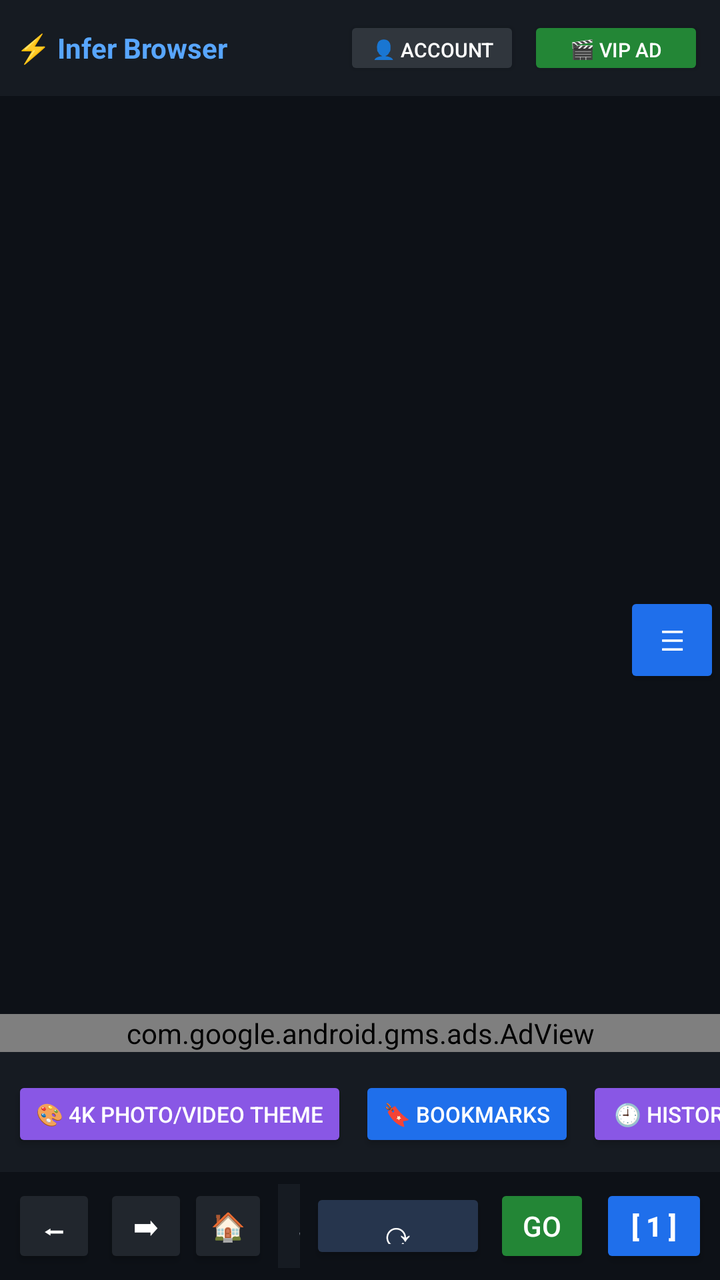
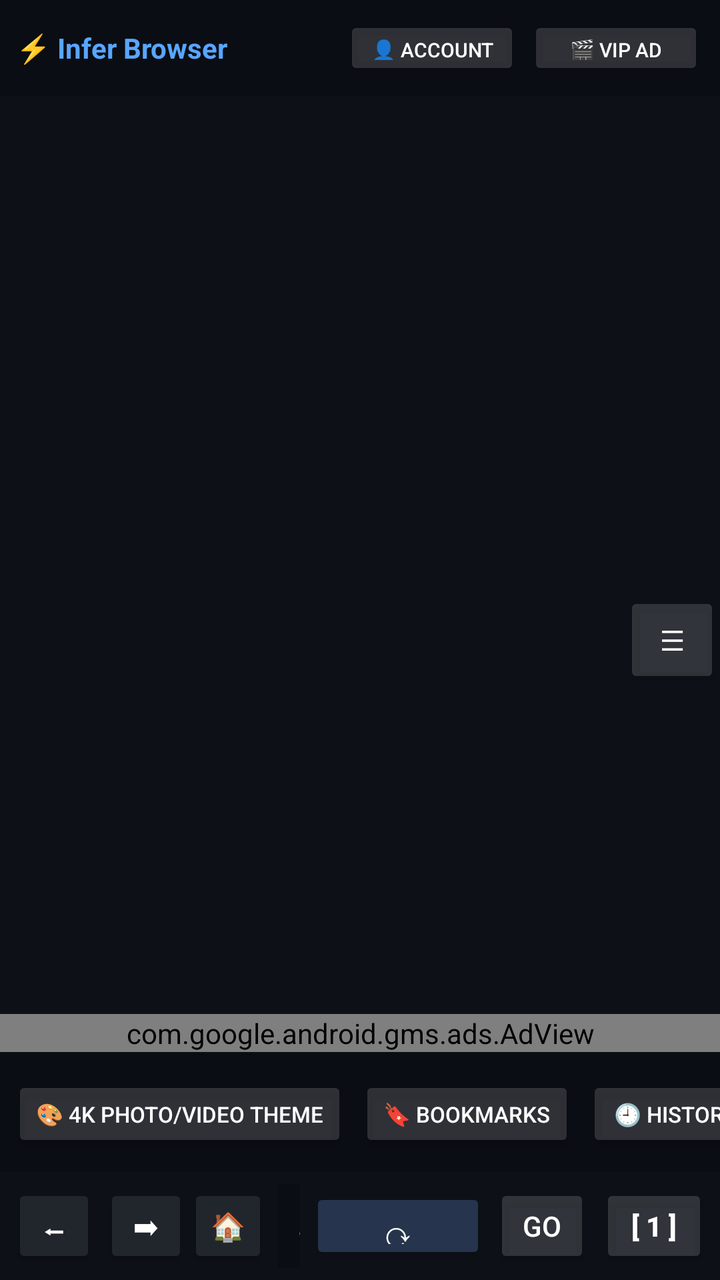

Compare the two renders of this Android layout. The source of the first and the diff that turns it into the second are given below.
<!-- AndroidManifest.xml: application theme Theme.AppCompat.DayNight.NoActionBar -->
<!-- res/layout/activity_main.xml -->
<FrameLayout xmlns:android="http://schemas.android.com/apk/res/android"
    xmlns:ads="http://schemas.android.com/apk/res-auto"
    android:layout_width="match_parent"
    android:layout_height="match_parent">
<LinearLayout
    android:id="@+id/browserRoot"
    android:layout_width="match_parent"
    android:layout_height="match_parent"
    android:orientation="vertical"
    android:background="#0D1117">

    

    <LinearLayout
        android:id="@+id/topBar"
        android:layout_width="match_parent"
        android:layout_height="wrap_content"
        android:background="#161B22"
        android:padding="8dp"
        android:gravity="center_vertical">
        <TextView
            android:id="@+id/tvBrand"
            android:layout_width="0dp"
            android:layout_height="wrap_content"
            android:layout_weight="1"
            android:text="⚡ Infer Browser"
            android:textColor="#58A6FF"
            android:textStyle="bold"
            android:textSize="14sp" />
        <Button
            android:id="@+id/btnAdminPanel"
            android:layout_width="wrap_content"
            android:layout_height="32dp"
            android:text="⚙️ Admin"
            android:textSize="10sp"
            android:textColor="#161B22"
            android:backgroundTint="#D4AF37"
            android:layout_marginEnd="4dp"
            android:visibility="gone" />
        <Button
            android:id="@+id/btnLogin"
            android:layout_width="wrap_content"
            android:layout_height="32dp"
            android:text="👤 Account"
            android:textSize="10sp"
            android:textColor="#FFFFFF"
            android:backgroundTint="#30363D"
            android:layout_marginEnd="4dp" />
        <Button
            android:id="@+id/btnVipAd"
            android:layout_width="wrap_content"
            android:layout_height="32dp"
            android:text="🎬 VIP Ad"
            android:textSize="10sp"
            android:textColor="#FFFFFF"
            android:backgroundTint="#238636" />
    </LinearLayout>

    <LinearLayout
        android:id="@+id/miniPlayerBar"
        android:layout_width="match_parent"
        android:layout_height="wrap_content"
        android:background="@drawable/novax_glass_surface"
        android:padding="7dp"
        android:layout_margin="6dp"
        android:gravity="center_vertical"
        android:elevation="8dp"
        android:visibility="gone">
        <TextView
            android:id="@+id/tvMiniPlayerTitle"
            android:layout_width="0dp"
            android:layout_height="wrap_content"
            android:layout_weight="1"
            android:text="🎵 Playing in Background..."
            android:textColor="#FFFFFF"
            android:textSize="12sp"
            android:singleLine="true"
            android:ellipsize="marquee"
            android:textStyle="bold" />
        <Button
            android:id="@+id/btnMiniPrevious"
            android:layout_width="36dp"
            android:layout_height="32dp"
            android:text="⏪"
            android:backgroundTint="#55FFFFFF"
            android:textColor="#FFFFFF" />
        <Button
            android:id="@+id/btnMiniNext"
            android:layout_width="36dp"
            android:layout_height="32dp"
            android:layout_marginStart="2dp"
            android:text="⏩"
            android:backgroundTint="#55FFFFFF"
            android:textColor="#FFFFFF" />
        <Button
            android:id="@+id/btnMiniPlayPause"
            android:layout_width="68dp"
            android:layout_height="32dp"
            android:text="⏯️ Play"
            android:textSize="10sp"
            android:backgroundTint="#55FFFFFF"
            android:textColor="#FFFFFF" />
        <Button
            android:id="@+id/btnMiniClose"
            android:layout_width="36dp"
            android:layout_height="32dp"
            android:layout_marginStart="4dp"
            android:text="✖"
            android:textSize="10sp"
            android:backgroundTint="#66DA3633"
            android:textColor="#FFFFFF" />
    </LinearLayout>

    <ProgressBar
        android:id="@+id/progressBar"
        style="?android:attr/progressBarStyleHorizontal"
        android:layout_width="match_parent"
        android:layout_height="3dp"
        android:visibility="gone" />

    <FrameLayout
        android:id="@+id/webContainer"
        android:layout_width="match_parent"
        android:layout_height="0dp"
        android:layout_weight="1" />

    <com.google.android.gms.ads.AdView
        android:id="@+id/adView"
        android:layout_width="match_parent"
        android:layout_height="wrap_content"
        android:background="#0D1117"
        ads:adSize="BANNER"
        ads:adUnitId="ca-app-pub-3940256099942544/6300978111" />

    <HorizontalScrollView
        android:layout_width="match_parent"
        android:layout_height="wrap_content"
        android:background="#161B22"
        android:scrollbars="none">
        <LinearLayout
            android:layout_width="wrap_content"
            android:layout_height="wrap_content"
            android:orientation="horizontal"
            android:padding="6dp">
            <Button
                android:id="@+id/btnWallpaper"
                android:layout_width="wrap_content"
                android:layout_height="38dp"
                android:text="🎨 4K Photo/Video Theme"
                android:textSize="11sp"
                android:layout_marginEnd="6dp"
                android:backgroundTint="#8957E5"
                android:textColor="#FFFFFF" />
            <Button
                android:id="@+id/btnBookmarks"
                android:layout_width="wrap_content"
                android:layout_height="38dp"
                android:text="🔖 Bookmarks"
                android:textSize="11sp"
                android:layout_marginEnd="6dp"
                android:backgroundTint="#1F6FEB"
                android:textColor="#FFFFFF" />
            <Button
                android:id="@+id/btnHistory"
                android:layout_width="wrap_content"
                android:layout_height="38dp"
                android:text="🕘 History"
                android:textSize="11sp"
                android:layout_marginEnd="6dp"
                android:backgroundTint="#8957E5"
                android:textColor="#FFFFFF" />
            <Button
                android:id="@+id/btnQuickLinks"
                android:layout_width="wrap_content"
                android:layout_height="38dp"
                android:text="🌐 Links"
                android:textSize="11sp"
                android:layout_marginEnd="6dp" />
            <Button
                android:id="@+id/btnClearData"
                android:layout_width="wrap_content"
                android:layout_height="38dp"
                android:text="🗑 Clear"
                android:textSize="11sp"
                android:layout_marginEnd="6dp" />
            <Button
                android:id="@+id/btnDownloads"
                android:layout_width="wrap_content"
                android:layout_height="38dp"
                android:text="📥 Downloads"
                android:textSize="11sp"
                android:layout_marginEnd="6dp" />
            <Button
                android:id="@+id/btnSettings"
                android:layout_width="wrap_content"
                android:layout_height="38dp"
                android:text="⚙ Settings"
                android:textSize="11sp"
                android:layout_marginEnd="6dp" />
        <Button
            android:id="@+id/btnDesktopMode"
            android:layout_width="wrap_content"
            android:layout_height="wrap_content"
            android:text="Desktop Mode" />
        <Button
            android:id="@+id/btnWebsiteTools"
            android:layout_width="wrap_content"
            android:layout_height="wrap_content"
            android:text="Website Tools" />
        <Button
            android:id="@+id/btnSharePage"
            android:layout_width="wrap_content"
            android:layout_height="wrap_content"
            android:text="Share Page" />
        <Button
            android:id="@+id/btnQrScanner"
            android:layout_width="wrap_content"
            android:layout_height="wrap_content"
            android:text="QR Scanner" />
        <Button
            android:id="@+id/btnRestoreSession"
            android:layout_width="wrap_content"
            android:layout_height="wrap_content"
            android:text="Restore Session" />
        <Button
            android:layout_width="wrap_content"
            android:layout_height="wrap_content"
            android:text="Read Aloud" />
        <Button
            android:id="@+id/btnFindPage"
            android:layout_width="wrap_content"
            android:layout_height="wrap_content"
            android:text="Find in Page" />
        <Button
            android:id="@+id/btnReadingMode"
            android:layout_width="wrap_content"
            android:layout_height="wrap_content"
            android:text="Reading Mode" />
        <Button
            android:id="@+id/btnSearchEngine"
            android:layout_width="wrap_content"
            android:layout_height="wrap_content"
            android:text="Search Engine" />


            <Button
                android:id="@+id/btnIncognito"
                android:layout_width="wrap_content"
                android:layout_height="38dp"
                android:text="🕵 Private"
                android:textSize="11sp"
                android:layout_marginEnd="6dp" />
            <Button
                android:id="@+id/btnPinAudio"
                android:layout_width="wrap_content"
                android:layout_height="38dp"
                android:text="📌 Pin Audio"
                android:textSize="11sp"
                android:layout_marginEnd="6dp"
                android:backgroundTint="#21262D"
                android:textColor="#C9D1D9" />
        </LinearLayout>
    </HorizontalScrollView>

    <LinearLayout
        android:layout_width="match_parent"
        android:layout_height="wrap_content"
        android:background="#0D1117"
        android:padding="6dp"
        android:gravity="center_vertical">
        <Button
            android:id="@+id/btnBack"
            android:layout_width="42dp"
            android:layout_height="42dp"
            android:text="⬅"
            android:contentDescription="Back"
            android:backgroundTint="#21262D"
            android:textColor="#FFFFFF" />
        <Button
            android:id="@+id/btnForward"
            android:layout_width="42dp"
            android:layout_height="42dp"
            android:layout_marginStart="4dp"
            android:text="➡"
            android:contentDescription="Forward"
            android:backgroundTint="#21262D"
            android:textColor="#FFFFFF" />
        <Button
            android:id="@+id/btnHome"
            android:layout_width="40dp"
            android:layout_height="42dp"
            android:text="🏠"
            android:backgroundTint="#21262D"
            android:textColor="#FFFFFF" />
        <EditText
            android:id="@+id/etUrl"
            android:layout_width="0dp"
            android:layout_height="42dp"
            android:layout_weight="1"
            android:layout_marginStart="5dp"
            android:layout_marginEnd="5dp"
            android:background="#161B22"
            android:hint="Search URL..."
            android:textColorHint="#8B949E"
            android:textColor="#FFFFFF"
            android:paddingStart="10dp"
            android:singleLine="true"
            android:inputType="textUri" />
        <Button
                android:id="@+id/btnRefresh"
                android:layout_width="wrap_content"
                android:layout_height="38dp"
                android:text="⟳"
                android:textSize="18sp"
                android:layout_marginEnd="4dp"
                android:backgroundTint="#26354D"
                android:textColor="#FFFFFF" />
            <Button
            android:id="@+id/btnGo"
            android:layout_width="48dp"
            android:layout_height="42dp"
            android:text="GO"
            android:backgroundTint="#238636"
            android:textColor="#FFFFFF" />
        <Button
            android:id="@+id/btnTabs"
            android:layout_width="54dp"
            android:layout_height="42dp"
            android:layout_marginStart="5dp"
            android:text="[ 1 ]"
            android:textStyle="bold"
            android:backgroundTint="#1F6FEB"
            android:textColor="#FFFFFF" />
    </LinearLayout>

</LinearLayout>
<Button
        android:id="@+id/btnUiToggle"
        android:layout_width="48dp"
        android:layout_height="48dp"
        android:text="☰"
        android:contentDescription="Toggle browser bars"
        android:layout_gravity="end|center_vertical"
        android:elevation="16dp"
        android:backgroundTint="#1F6FEB"
        android:textColor="#FFFFFF" />
</FrameLayout>
<!-- resources referenced by this layout -->
<resources>
  <!-- drawable novax_glass_surface (drawable) -->
  <?xml version="1.0" encoding="utf-8"?>
  <shape xmlns:android="http://schemas.android.com/apk/res/android">
      <solid android:color="#CC202633" />
      <corners android:radius="18dp" />
      <stroke
          android:width="1dp"
          android:color="#66FFFFFF" />
      <padding
          android:left="4dp"
          android:top="3dp"
          android:right="4dp"
          android:bottom="3dp" />
  </shape>
</resources>

<!-- the commit's change to res/layout/activity_main.xml (unified diff, before → after) -->
@@ -15,7 +15,7 @@
         android:id="@+id/topBar"
         android:layout_width="match_parent"
         android:layout_height="wrap_content"
-        android:background="#161B22"
+        android:background="#0A0D14"
         android:padding="8dp"
         android:gravity="center_vertical">
         <TextView
@@ -34,7 +34,7 @@
             android:text="⚙️ Admin"
             android:textSize="10sp"
             android:textColor="#161B22"
-            android:backgroundTint="#D4AF37"
+            android:backgroundTint="#26FFFFFF"
             android:layout_marginEnd="4dp"
             android:visibility="gone" />
         <Button
@@ -44,7 +44,7 @@
             android:text="👤 Account"
             android:textSize="10sp"
             android:textColor="#FFFFFF"
-            android:backgroundTint="#30363D"
+            android:backgroundTint="#26FFFFFF"
             android:layout_marginEnd="4dp" />
         <Button
             android:id="@+id/btnVipAd"
@@ -53,7 +53,7 @@
             android:text="🎬 VIP Ad"
             android:textSize="10sp"
             android:textColor="#FFFFFF"
-            android:backgroundTint="#238636" />
+            android:backgroundTint="#26FFFFFF" />
     </LinearLayout>
 
     <LinearLayout
@@ -135,7 +135,7 @@
     <HorizontalScrollView
         android:layout_width="match_parent"
         android:layout_height="wrap_content"
-        android:background="#161B22"
+        android:background="#0A0D14"
         android:scrollbars="none">
         <LinearLayout
             android:layout_width="wrap_content"
@@ -149,7 +149,7 @@
                 android:text="🎨 4K Photo/Video Theme"
                 android:textSize="11sp"
                 android:layout_marginEnd="6dp"
-                android:backgroundTint="#8957E5"
+                android:backgroundTint="#26FFFFFF"
                 android:textColor="#FFFFFF" />
             <Button
                 android:id="@+id/btnBookmarks"
@@ -158,7 +158,7 @@
                 android:text="🔖 Bookmarks"
                 android:textSize="11sp"
                 android:layout_marginEnd="6dp"
-                android:backgroundTint="#1F6FEB"
+                android:backgroundTint="#26FFFFFF"
                 android:textColor="#FFFFFF" />
             <Button
                 android:id="@+id/btnHistory"
@@ -167,7 +167,7 @@
                 android:text="🕘 History"
                 android:textSize="11sp"
                 android:layout_marginEnd="6dp"
-                android:backgroundTint="#8957E5"
+                android:backgroundTint="#26FFFFFF"
                 android:textColor="#FFFFFF" />
             <Button
                 android:id="@+id/btnQuickLinks"
@@ -299,7 +299,7 @@
             android:layout_weight="1"
             android:layout_marginStart="5dp"
             android:layout_marginEnd="5dp"
-            android:background="#161B22"
+            android:background="#0A0D14"
             android:hint="Search URL..."
             android:textColorHint="#8B949E"
             android:textColor="#FFFFFF"
@@ -320,7 +320,7 @@
             android:layout_width="48dp"
             android:layout_height="42dp"
             android:text="GO"
-            android:backgroundTint="#238636"
+            android:backgroundTint="#26FFFFFF"
             android:textColor="#FFFFFF" />
         <Button
             android:id="@+id/btnTabs"
@@ -329,7 +329,7 @@
             android:layout_marginStart="5dp"
             android:text="[ 1 ]"
             android:textStyle="bold"
-            android:backgroundTint="#1F6FEB"
+            android:backgroundTint="#26FFFFFF"
             android:textColor="#FFFFFF" />
     </LinearLayout>
 
@@ -342,6 +342,6 @@
         android:contentDescription="Toggle browser bars"
         android:layout_gravity="end|center_vertical"
         android:elevation="16dp"
-        android:backgroundTint="#1F6FEB"
+        android:backgroundTint="#26FFFFFF"
         android:textColor="#FFFFFF" />
 </FrameLayout>
